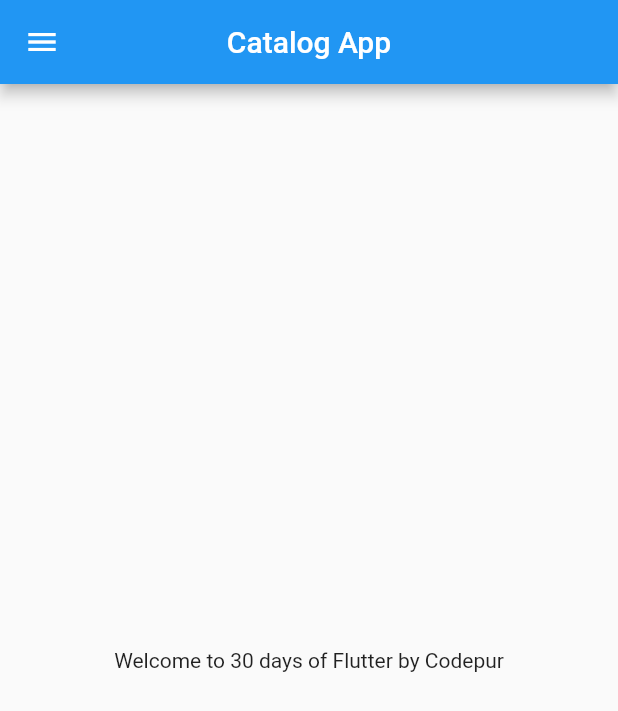
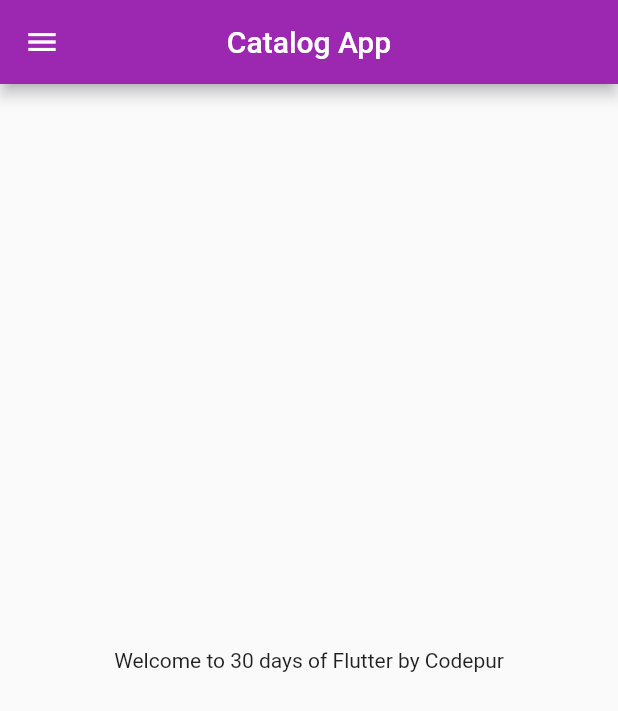
Before and after one commit to JoseMerlo/30DaysOfFlutter, a Flutter app: the screen it shows after launch, on a phone screen of 412 x 824 dp. Shown: the top 711 px of the screen. Run offline on Flutter 3.47's test engine with Material 2 defaults, Android fonts, the light colour scheme and no system bars.

Commit message:
Day 3 completed

```diff
--- a/lib/main.dart
+++ b/lib/main.dart
@@ -1,5 +1,6 @@
-import 'package:flutter_catalogo/home_page.dart';
 import 'package:flutter/material.dart';
+import 'package:flutter_catalogo/pages/home_page.dart';
+import 'package:flutter_catalogo/pages/login_page.dart';
 
 void main() {
   runApp(MyApp());
@@ -8,10 +9,21 @@
 class MyApp extends StatelessWidget {
   @override
   Widget build(BuildContext context) {
-
     return MaterialApp(
       debugShowCheckedModeBanner: false,
-      home: HomePage(),
+      themeMode: ThemeMode.light,
+      theme: ThemeData(
+        primarySwatch: Colors.purple,
+      ),
+      darkTheme: ThemeData(
+        brightness: Brightness.dark,
+      ),
+      initialRoute: "/home",
+      routes: {
+        "/": (context) => LoginPage(),
+        "/home": (context) => HomePage(),
+        "/login": (context) => LoginPage(),
+      },
     );
   }
 }
```
Also changed, not shown: lib/pages/login_page.dart (added, +16 -0 lines), lib/pages/home_page.dart (renamed from lib/home_page.dart).
